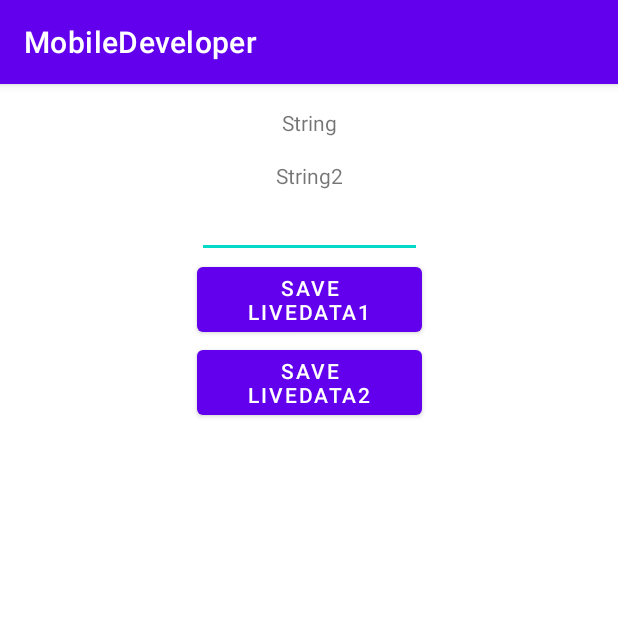
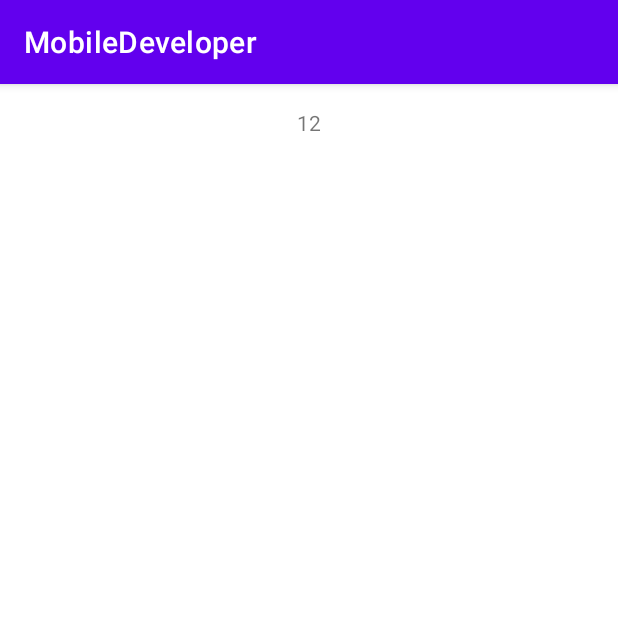
Before and after one commit to artem-inkaz/MobileDeveloper, an Android app: the screen it shows after launch (MainActivity), on a phone screen of 412 x 824 dp, the top half of it. Run offline under Robolectric (Android 15) with nearby library versions, the phone set to English and light mode, and no system bars.

```diff
--- a/app/src/main/java/com/example/mobiledeveloper/MainActivity.kt
+++ b/app/src/main/java/com/example/mobiledeveloper/MainActivity.kt
@@ -2,6 +2,7 @@ package com.example.mobiledeveloper
 
 import androidx.appcompat.app.AppCompatActivity
 import android.os.Bundle
+import android.os.CountDownTimer
 import androidx.lifecycle.*
 import kotlinx.android.synthetic.main.activity_main.*
 import kotlinx.coroutines.CoroutineScope
@@ -10,41 +11,26 @@ import kotlinx.coroutines.launch
 
 class MainActivity : AppCompatActivity() {
 
-    val  liveDataString = MutableLiveData<String>()
-    val  liveDataString2 = MutableLiveData<String>()
-    val  mediatorLiveData = MediatorLiveData<String>()
-
 
     override fun onCreate(savedInstanceState: Bundle?) {
         super.onCreate(savedInstanceState)
         setContentView(R.layout.activity_main)
-
-        liveDataString.value = "String"
-        liveDataString2.value = "String2"
-
-        mediatorLiveData.addSource(liveDataString) {
-
-            testText.text = it
     }
 
-        mediatorLiveData.addSource(liveDataString2) {
+    override fun onStart() {
+        super.onStart()
+        object : CountDownTimer(20000, 1000){
 
-            testText1.text = it
+            override fun onFinish() {
+                TODO("Not yet implemented")
             }
 
-        mediatorLiveData.observe(this, Observer {
-
-        })
-
-        buttonSafe.setOnClickListener {
-            liveDataString.value = edit_text.text.toString()
-
+            override fun onTick(p0: Long) {
+                textView.text = (p0/1000).toString()
             }
 
-        buttonSafe2.setOnClickListener {
-            liveDataString2.value = edit_text.text.toString()
+
+        }.start()
 
     }
 }
-
-}
--- /dev/null
+++ b/app/src/main/java/com/example/mobiledeveloper/MainViewModel.kt
@@ -0,0 +1,12 @@
+package com.example.mobiledeveloper
+
+import androidx.lifecycle.ViewModel
+
+class MainViewModel:ViewModel() {
+
+
+    fun startTimer(){
+
+
+    }
+}
--- a/app/src/main/res/layout/activity_main.xml
+++ b/app/src/main/res/layout/activity_main.xml
@@ -7,48 +7,17 @@
     tools:context=".MainActivity">
 
     <TextView
-        android:id="@+id/testText"
+        android:id="@+id/textView"
         android:layout_width="wrap_content"
         android:layout_height="wrap_content"
-        android:text="LiveDataString"
+        android:text="Hello World"
         android:layout_margin="16dp"
         app:layout_constraintLeft_toLeftOf="parent"
         app:layout_constraintRight_toRightOf="parent"
         app:layout_constraintTop_toTopOf="parent" />
 
-    <TextView
-        android:id="@+id/testText1"
-        android:layout_width="wrap_content"
-        android:layout_height="wrap_content"
-        android:text="LiveDataInt"
-        android:layout_margin="16dp"
-        app:layout_constraintLeft_toLeftOf="parent"
-        app:layout_constraintRight_toRightOf="parent"
-        app:layout_constraintTop_toBottomOf="@+id/testText" />
 
-    <EditText
-        android:id="@+id/edit_text"
-        android:layout_width="150dp"
-        android:layout_height="wrap_content"
-        app:layout_constraintStart_toStartOf="parent"
-        app:layout_constraintEnd_toEndOf="parent"
-        app:layout_constraintTop_toBottomOf="@+id/testText1"/>
 
-    <Button
-        android:id="@+id/buttonSafe"
-        android:layout_width="150dp"
-        android:layout_height="wrap_content"
-        android:text="Save LiveData1"
-        app:layout_constraintEnd_toEndOf="parent"
-        app:layout_constraintStart_toStartOf="parent"
-        app:layout_constraintTop_toBottomOf="@+id/edit_text" />
-    <Button
-        android:id="@+id/buttonSafe2"
-        android:layout_width="150dp"
-        android:layout_height="wrap_content"
-        android:text="Save LiveData2"
-        app:layout_constraintEnd_toEndOf="parent"
-        app:layout_constraintStart_toStartOf="parent"
-        app:layout_constraintTop_toBottomOf="@+id/buttonSafe" />
+
 
 </androidx.constraintlayout.widget.ConstraintLayout>
```
Lines whose indentation alone changed are shown as unchanged.
